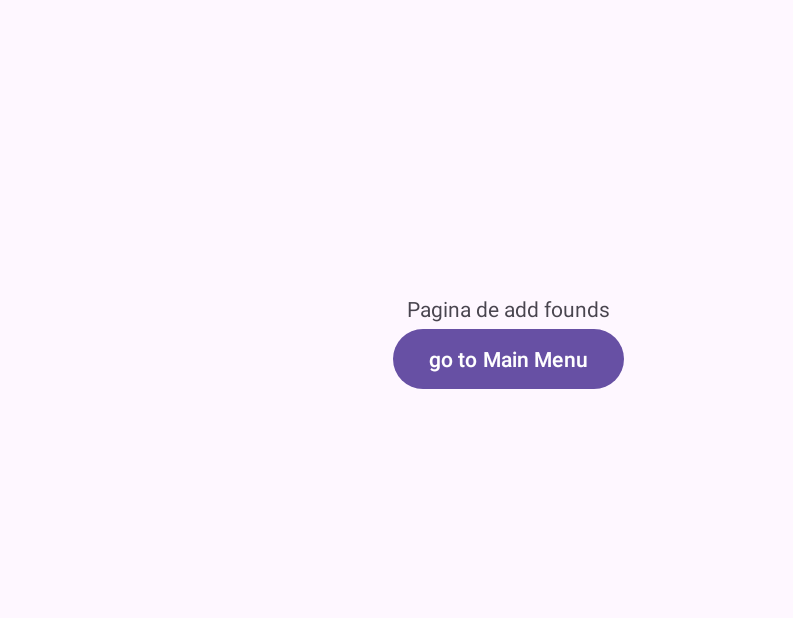
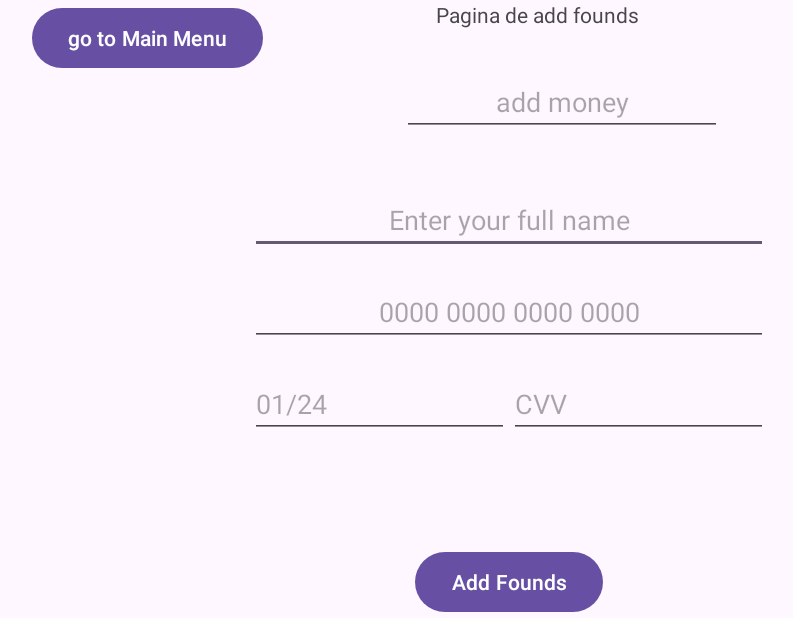
Before and after one commit to Andrei6700/Slots-at-GymBro-aka-Vericu-, an Android app: the AddFoundsActivity screen opened directly, with no data from a screen before it, on a phone screen of 824 x 412 dp (held sideways). Shown: the whole screen, without its empty margins (109-902 px from the left). Run offline under Robolectric (Android 15) with nearby library versions, the phone set to English and light mode, and no system bars.

Commit message:
Add sound

```diff
--- a/app/src/main/java/com/example/pacanele/ImageScrolling/ImageScrolling.java
+++ b/app/src/main/java/com/example/pacanele/ImageScrolling/ImageScrolling.java
@@ -2,19 +2,20 @@ package com.example.pacanele.ImageScrolling;
 
 import android.animation.Animator;
 import android.content.Context;
+import android.media.MediaPlayer;
 import android.util.AttributeSet;
 import android.view.LayoutInflater;
-import android.view.View;
 import android.widget.FrameLayout;
 import android.widget.ImageView;
 
 import com.example.pacanele.R;
 
 public class ImageScrolling extends FrameLayout {
-    private static int ANIMATION_DUR = 150;
+    private static int ANIMATION_DUR = 300;
     ImageView current_image, next_image;
     int last_result = 0, old_value = 0;
     IEventEnd eventEnd;
+    MediaPlayer mediaPlayer;
 
     public void setEventEnd(IEventEnd eventEnd) {
         this.eventEnd = eventEnd;
@@ -36,10 +37,13 @@ public class ImageScrolling extends FrameLayout {
         next_image = (ImageView) getRootView().findViewById(R.id.next_image);
 
         next_image.setTranslationY(getHeight());
+
+        // Initialize MediaPlayer
+        mediaPlayer = MediaPlayer.create(getContext(), R.raw.rollsound);
     }
 
     public void setValueRandom(final int image, int rotate_count) {
-        current_image.setVisibility(View.VISIBLE);
+        current_image.setVisibility(VISIBLE);
         current_image.setTranslationY(0);
         next_image.setTranslationY(next_image.getHeight());
 
@@ -56,7 +60,7 @@ public class ImageScrolling extends FrameLayout {
                     @Override
                     public void onAnimationEnd(Animator animator) {
                         // Set image for current_image based on old_value modulo 6
-                        setImage(current_image, old_value % 6);
+                        setImage(current_image, old_value % 8);
 
                         // Reset translations of both current_image and next_image
                         current_image.setTranslationY(0);
@@ -71,7 +75,7 @@ public class ImageScrolling extends FrameLayout {
                             last_result = 0;
                             old_value = 0;
                             setImage(next_image, image);
-                            eventEnd.eventEnd(image % 6, rotate_count);
+                            eventEnd.eventEnd(image % 8, rotate_count);
                         }
                     }
 
@@ -81,8 +85,10 @@ public class ImageScrolling extends FrameLayout {
                     @Override
                     public void onAnimationRepeat(Animator animator) {}
                 });
+
+        // Play roll sound
+        mediaPlayer.start();
     }
-
 
     private void setImage(ImageView image_view, int value) {
         if (value == SlotMachineSymbols.samsulek)
--- a/app/src/main/res/layout/activity_add_founds.xml
+++ b/app/src/main/res/layout/activity_add_founds.xml
@@ -1,25 +1,107 @@
-<?xml version="1.0" encoding="utf-8"?>
 <RelativeLayout xmlns:android="http://schemas.android.com/apk/res/android"
-    xmlns:app="http://schemas.android.com/apk/res-auto"
     xmlns:tools="http://schemas.android.com/tools"
     android:layout_width="match_parent"
     android:layout_height="match_parent"
     tools:context=".MainActivity">
 
     <TextView
+        android:id="@+id/textView2"
         android:layout_width="wrap_content"
         android:layout_height="wrap_content"
-        android:text="Pagina de add founds"
-        android:layout_centerHorizontal="true"
-        android:layout_centerVertical="true"
-        android:id="@+id/textView2"/>
+        android:layout_alignParentEnd="true"
+        android:layout_marginEnd="325dp"
+        android:text="Pagina de add founds" />
+
 
     <Button
         android:id="@+id/btnGoToMainMenu"
         android:layout_width="wrap_content"
         android:layout_height="wrap_content"
         android:layout_below="@+id/textView2"
-        android:layout_centerInParent="true"
+        android:layout_alignParentEnd="true"
+        android:layout_centerVertical="true"
+        android:layout_marginTop="-18dp"
+        android:layout_marginEnd="576dp"
         android:text="go to Main Menu" />
 
+    <RelativeLayout
+        android:id="@+id/relativeLayout"
+        android:layout_width="345dp"
+        android:layout_height="228dp"
+        android:layout_centerInParent="true">
+
+        <!-- Nume -->
+        <EditText
+            android:id="@+id/NameCardField"
+            android:layout_width="match_parent"
+            android:layout_height="wrap_content"
+            android:layout_marginTop="32dp"
+            android:gravity="center"
+            android:hint="Enter your full name"
+            android:inputType="text" />
+
+        <!-- Numărul cardului -->
+        <EditText
+            android:id="@+id/NumberCardfield"
+            android:layout_width="match_parent"
+            android:layout_height="wrap_content"
+            android:layout_below="@id/NameCardField"
+            android:layout_marginTop="16dp"
+            android:gravity="center"
+            android:hint="0000 0000 0000 0000"
+            android:inputType="number"
+            android:maxLength="16" />
+
+        <LinearLayout
+            android:layout_width="match_parent"
+            android:layout_height="wrap_content"
+            android:layout_below="@id/NumberCardfield"
+            android:layout_centerHorizontal="true"
+            android:layout_marginTop="16dp"
+            android:orientation="horizontal">
+
+            <!-- Expiry -->
+            <EditText
+                android:id="@+id/ExpiryCardfield"
+                android:layout_width="0dp"
+                android:layout_height="wrap_content"
+                android:layout_weight="1"
+                android:hint="01/24"
+                android:inputType="number" />
+
+            <!-- CVV -->
+            <EditText
+                android:id="@+id/editTextText"
+                android:layout_width="0dp"
+                android:layout_height="wrap_content"
+                android:layout_weight="1"
+                android:hint="CVV"
+                android:inputType="number"
+                android:maxLength="3" />
+
+        </LinearLayout>
+    </RelativeLayout>
+
+    <Button
+        android:id="@+id/btnAddFounds"
+        android:layout_width="wrap_content"
+        android:layout_height="wrap_content"
+        android:layout_alignParentBottom="true"
+        android:layout_centerHorizontal="true"
+        android:text="Add Founds" />
+
+    <EditText
+        android:id="@+id/SelectMoney"
+        android:layout_width="wrap_content"
+        android:layout_height="wrap_content"
+        android:layout_above="@+id/relativeLayout"
+        android:layout_alignParentEnd="true"
+        android:layout_marginEnd="270dp"
+        android:layout_marginBottom="1dp"
+        android:ems="10"
+        android:gravity="center"
+        android:hint="add money"
+        android:inputType="number" />
+
+
 </RelativeLayout>
--- a/app/src/main/res/layout/activity_gambling.xml
+++ b/app/src/main/res/layout/activity_gambling.xml
@@ -44,7 +44,6 @@
         android:layout_marginEnd="48dp"
         android:layout_marginBottom="18dp"
         android:background="@drawable/frame">
-        x
 
         <LinearLayout
             android:layout_width="wrap_content"
@@ -154,15 +153,19 @@
                 android:layout_height="108dp"
                 android:layout_gravity="bottom|center" />
         </LinearLayout>
+
+        <ImageView
+            android:id="@+id/btn_start"
+            android:layout_width="76dp"
+            android:layout_height="96dp"
+            android:layout_alignParentBottom="true"
+            android:layout_gravity="end"
+            android:layout_marginRight="2dp"
+            android:layout_marginTop="200dp"
+            android:layout_toRightOf="@+id/frame_bar"
+            android:src="@drawable/legaltren" />
     </FrameLayout>
 
-    <ImageView
-        android:id="@+id/btn_start"
-        android:layout_width="26dp"
-        android:layout_height="79dp"
-        android:layout_marginLeft="-40dp"
-        android:layout_marginTop="50dp"
-        android:layout_toRightOf="@+id/frame_bar"
-        android:src="@drawable/start" />
+
 
 </RelativeLayout>
```
Also changed, not shown: app/src/main/java/com/example/pacanele/AddFoundsActivity.java (line endings or trailing spaces), app/src/main/java/com/example/pacanele/FoundsStore.java (line endings or trailing spaces), app/src/main/java/com/example/pacanele/GamblingActivity.java (line endings or trailing spaces), app/src/main/res/drawable/legaltren.jpg (added), app/src/main/res/drawable/stop.png (deleted), 1 other file.
